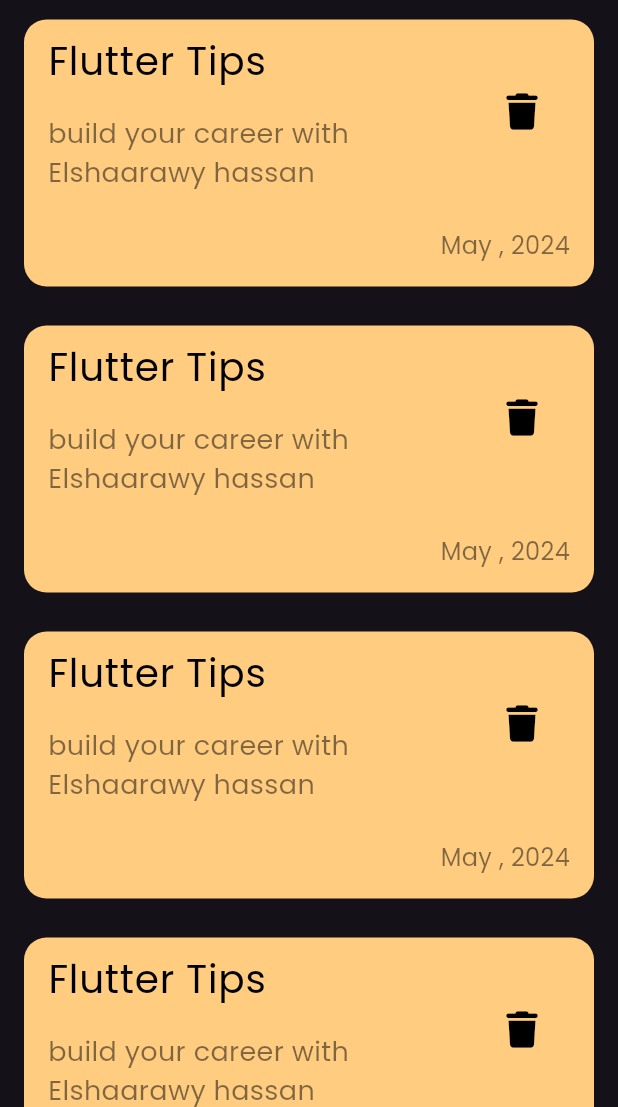
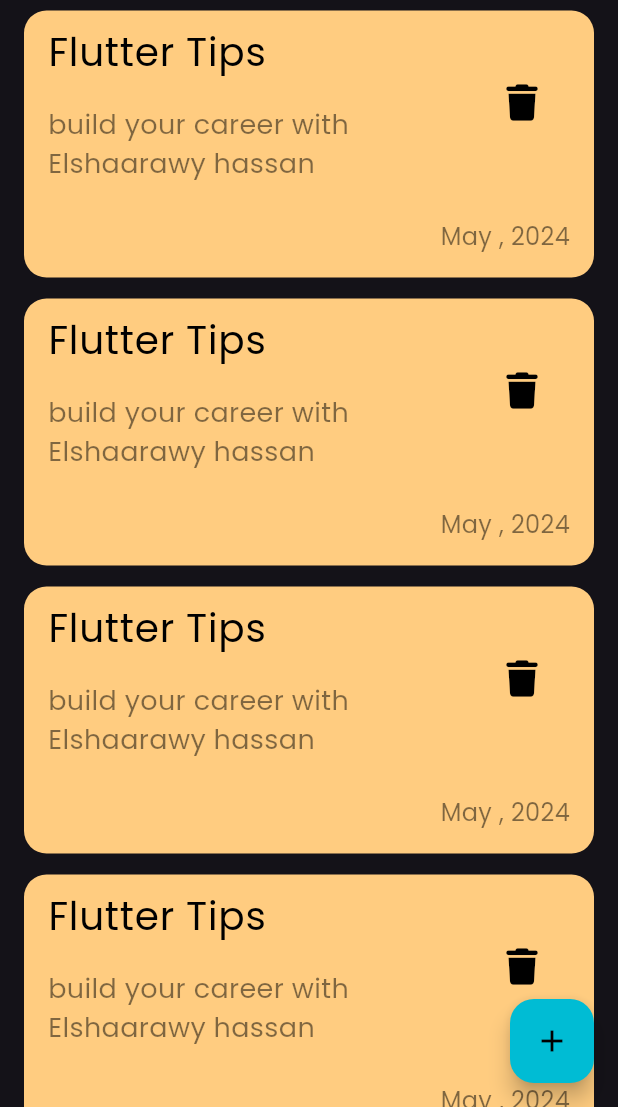
Before and after one commit to elshaarawy7/note_app1, a Flutter app: the screen it shows after launch, on a phone screen of 412 x 824 dp, the part 129-1236 px from its top. Run offline on Flutter 3.47's test engine with Material 3 defaults, Android fonts, the phone set to English and light mode, and no system bars; our stand-ins replace font_awesome_flutter.

Commit message:
fattion batton

```diff
--- a/lib/views/Note_view.dart
+++ b/lib/views/Note_view.dart
@@ -7,6 +7,13 @@ class NoteView extends StatelessWidget {
   @override
   Widget build(BuildContext context) {
     return Scaffold(
+      floatingActionButton: FloatingActionButton(
+        backgroundColor: Colors.cyan,
+        onPressed: () {
+
+        },
+        child: Icon(Icons.add , color: Colors.black,),
+      ),
 
       body: NoteViewBody(),
 
--- a/lib/widgets/nots_List_view.dart
+++ b/lib/widgets/nots_List_view.dart
@@ -9,7 +9,7 @@ class NoteListview extends StatelessWidget {
     return ListView.builder(
       itemBuilder: (context, index) {
         return const Padding(
-          padding: EdgeInsets.symmetric(vertical: 8 ,),
+          padding: EdgeInsets.symmetric(vertical: 2),
           child: NoteItem(),
         );
       },
```
